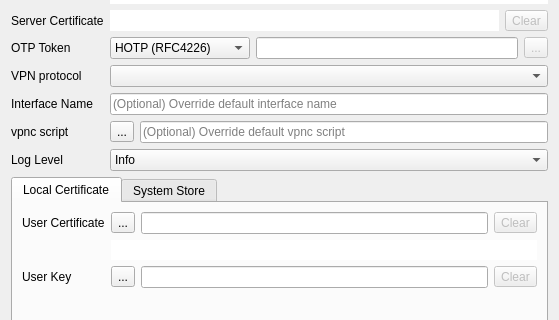
Before: the Qt Designer form src/dialog/editdialog.ui in maxsky/openconnect-gui, drawn with Qt 5; both pictures show x 0 to 559 and y 168 to 488 of the 559 by 762 pixel window.
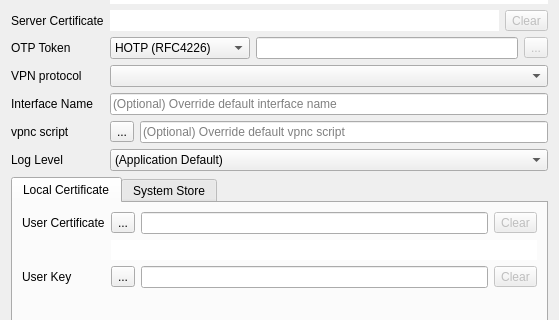
After: the same form once the commit is applied. Icons and pictures are not drawn.

Commit message: Log Level can be set at the application level but can be overriden per profile

Patch:
```diff
--- a/src/dialog/editdialog.ui
+++ b/src/dialog/editdialog.ui
@@ -356,11 +356,16 @@
         </sizepolicy>
        </property>
        <property name="currentIndex">
-        <number>1</number>
+        <number>0</number>
        </property>
        <property name="maxVisibleItems">
         <number>4</number>
        </property>
+       <item>
+        <property name="text">
+         <string>(Application Default)</string>
+        </property>
+       </item>
        <item>
         <property name="text">
          <string>Error</string>
```
Left out of the diff: 2 changed lines with no effect on the pictures. The commit also changes 6 other files.
